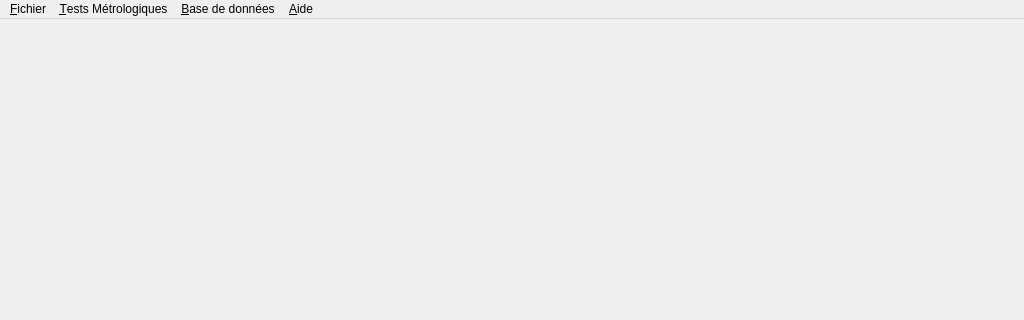
Above: mainwindow.ui from InformatiqueAtmoNA/tam before the change; both pictures show x 0 to 1024 and y 0 to 320 of the 1024 by 768 pixel window. Below: the same form after it.
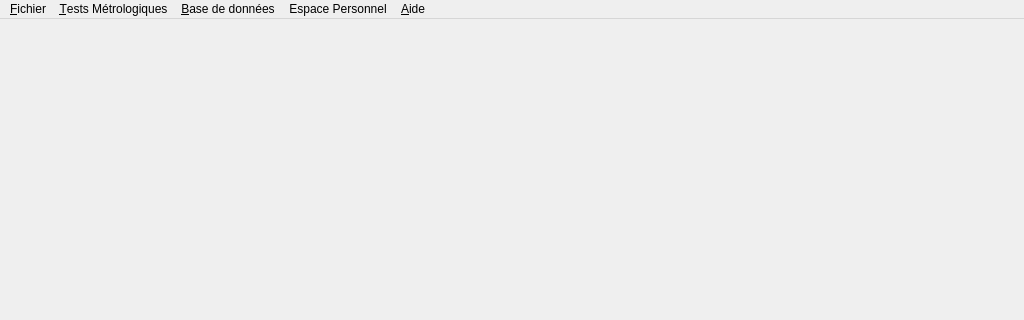
That is the form after the change.

What changed in the file:
```diff
--- a/mainwindow.ui
+++ b/mainwindow.ui
@@ -29,7 +29,7 @@
      <x>0</x>
      <y>0</y>
      <width>1024</width>
-     <height>23</height>
+     <height>22</height>
     </rect>
    </property>
    <widget class="QMenu" name="menu_Fichier">
@@ -62,9 +62,17 @@
     </property>
     <addaction name="action_aPropos"/>
    </widget>
+   <widget class="QMenu" name="menuEspace_Personnel">
+    <property name="title">
+     <string>Espace Personnel</string>
+    </property>
+    <addaction name="actionInformations"/>
+    <addaction name="actionDeconnexion"/>
+   </widget>
    <addaction name="menu_Fichier"/>
    <addaction name="menuTests_M_trologiques"/>
    <addaction name="menuBaseDonnees"/>
+   <addaction name="menuEspace_Personnel"/>
    <addaction name="menu_Aide"/>
   </widget>
   <action name="action_Fichier_Quitter">
```
Left out of the diff: 10 changed lines with no effect on the pictures.
